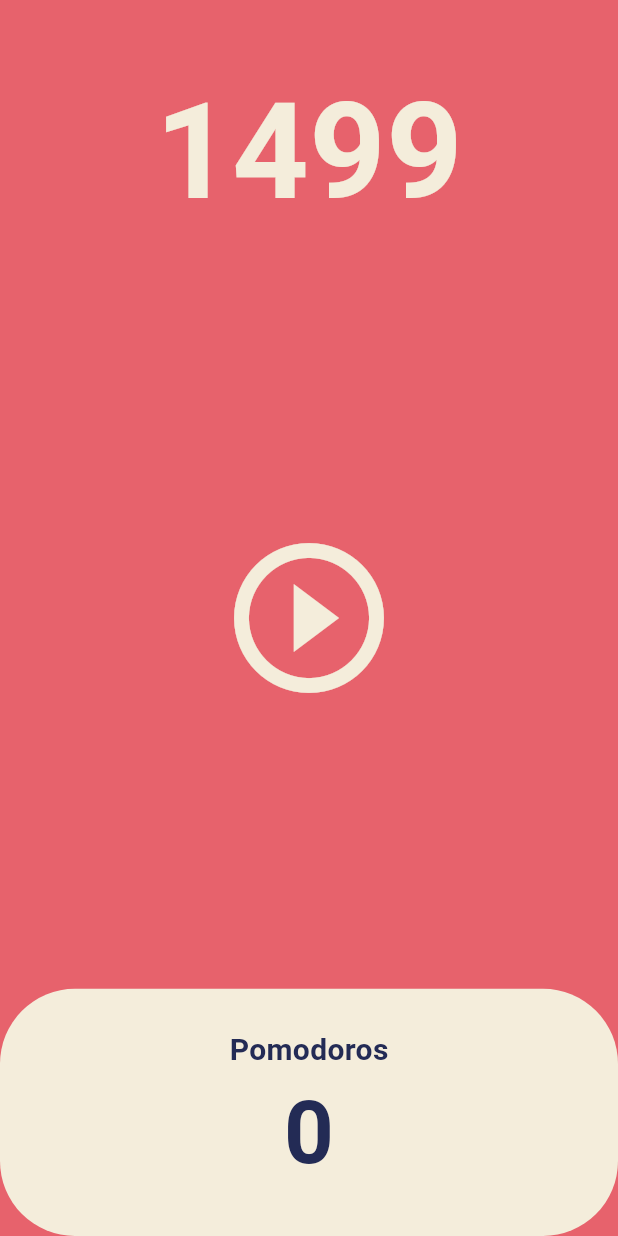
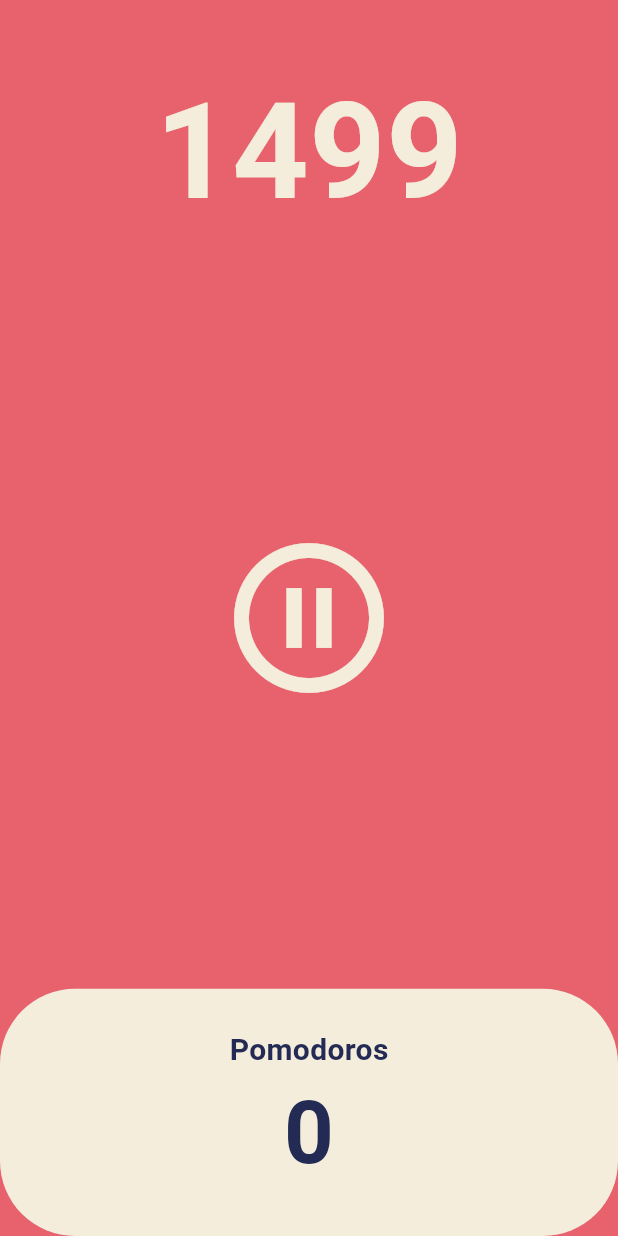
Before and after one commit to OneTen19/capstone_flutter_study, a Flutter app: the screen it shows after launch, after a tap on the "play circle outline" icon, on a phone screen of 412 x 824 dp. Run offline on Flutter 3.47's test engine with Material 3 defaults, Android fonts, the phone set to English and light mode, and no system bars.

Commit message:
#5.2 Pause Play

```diff
--- a/lib/home_screen.dart
+++ b/lib/home_screen.dart
@@ -12,6 +12,7 @@ class HomeScreen extends StatefulWidget {
 class _HomeScreenState extends State<HomeScreen> {
   int totalSeconds = 1500;
   late Timer timer;
+  bool isRunning = false;
 
   void onTick(Timer timer) {
     setState(() {
@@ -24,8 +25,17 @@ class _HomeScreenState extends State<HomeScreen> {
       const Duration(seconds: 1),
       onTick,
     );
+    setState(() {
+      isRunning = true;
+    });
   }
 
+  void onPausePressed() {
+    timer.cancel();
+    setState(() {
+      isRunning = false;
+    });
+  }
 
   @override
   Widget build(BuildContext context) {
@@ -53,8 +63,10 @@ class _HomeScreenState extends State<HomeScreen> {
               child: IconButton(
                 iconSize: 120,
                 color: Theme.of(context).cardColor,
-                onPressed: onStartPressed,
-                icon: const Icon(Icons.play_circle_outline),
+                onPressed: isRunning ? onPausePressed : onStartPressed,
+                icon: Icon(isRunning
+                    ? Icons.pause_circle_outline
+                    : Icons.play_circle_outline),
               ),
             ),
           ),
@@ -76,7 +88,10 @@ class _HomeScreenState extends State<HomeScreen> {
                           style: TextStyle(
                             fontSize: 20,
                             fontWeight: FontWeight.w600,
-                            color: Theme.of(context).textTheme.headlineLarge!.color,
+                            color: Theme.of(context)
+                                .textTheme
+                                .headlineLarge!
+                                .color,
                           ),
                         ),
                         Text(
@@ -84,7 +99,10 @@ class _HomeScreenState extends State<HomeScreen> {
                           style: TextStyle(
                             fontSize: 58,
                             fontWeight: FontWeight.w600,
-                            color: Theme.of(context).textTheme.headlineLarge!.color,
+                            color: Theme.of(context)
+                                .textTheme
+                                .headlineLarge!
+                                .color,
                           ),
                         ),
                       ],
```
